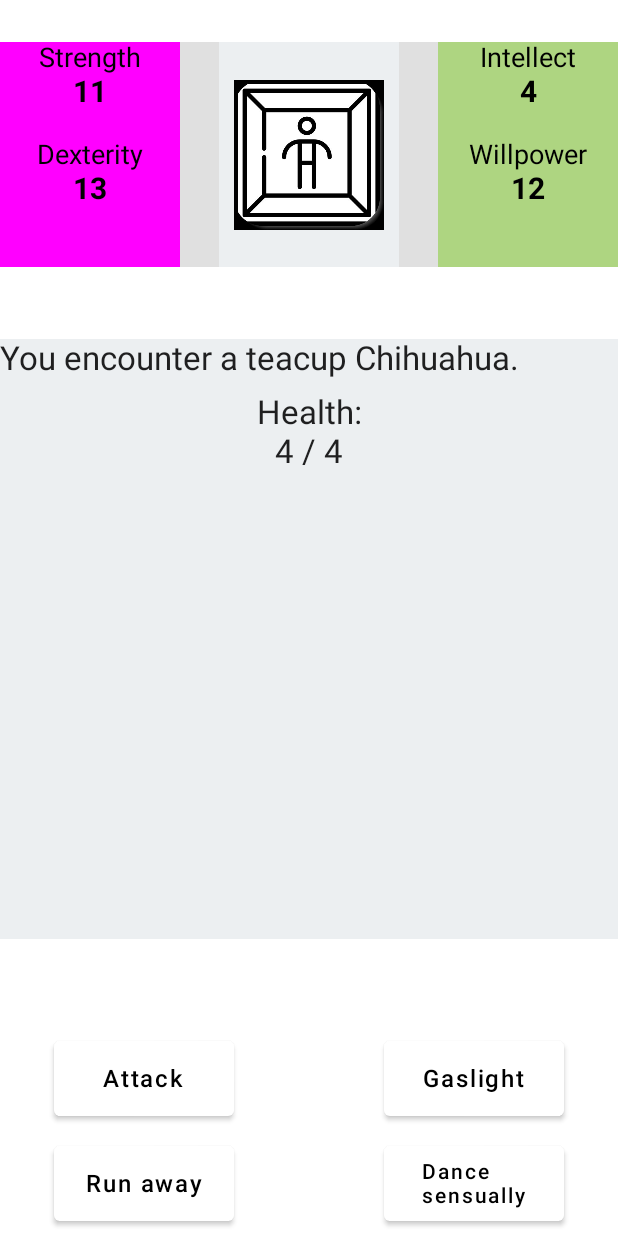
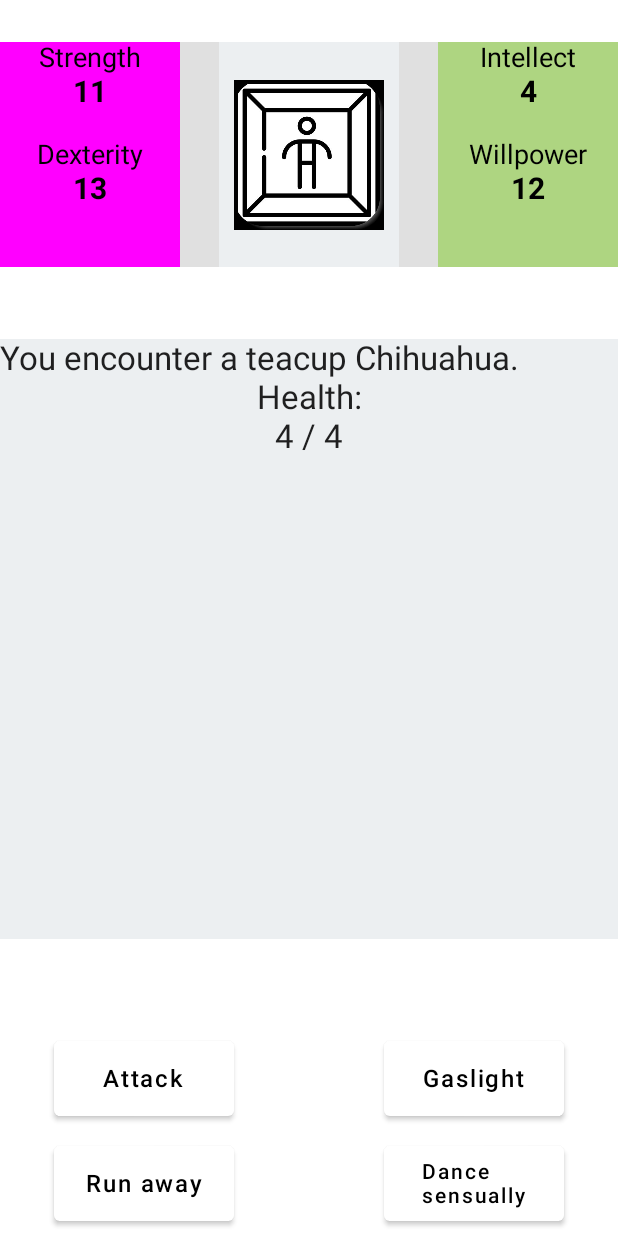
Before and after one commit to technexx/AThirdJetpackComposeStory, an Android app built with Jetpack Compose: the screen it shows after launch (MainActivity), after a tap on "Walk", on a phone screen of 412 x 824 dp. Run offline under Robolectric (Android 15) with nearby library versions, the phone set to English and light mode, and no system bars; our stand-ins replace constraintlayout-compose.

Commit message:
attack text moved

```diff
--- a/app/src/main/java/a/third/jetpack/compose/myapplication/EnemyEncounters.kt
+++ b/app/src/main/java/a/third/jetpack/compose/myapplication/EnemyEncounters.kt
@@ -4,7 +4,7 @@ import android.content.Context
 
 class EnemyEncounters(context: Context) {
     private val creatureArrayEasy = context.resources.getStringArray(R.array.enemies_easy)
-    lateinit var currentEnemy : EnemyStats
+    var currentEnemy : EnemyStats = EnemyStats("0", "0", 0, 0, 0, 0, 0)
 
     var startingEnemyHealth = 0
 
--- a/app/src/main/java/a/third/jetpack/compose/myapplication/MainActivity.kt
+++ b/app/src/main/java/a/third/jetpack/compose/myapplication/MainActivity.kt
@@ -250,8 +250,17 @@ fun FullView() {
 
             if (stateOfEngagement == MEETING_ENEMY) {
                 enemyEncounters.assignRandomEnemy()
+            }
+
+            if (stateOfEngagement != NO_ENEMY ) {
                 Text(text = stringResource(id = R.string.encounter_enemy, enemyEncounters.currentEnemy.creatureString), fontSize = 22.sp)
-            }
+
+                Text(text = stringResource(id = R.string.enemy_health, enemyEncounters.currentEnemy.health, enemyEncounters.startingEnemyHealth), fontSize = 22.sp, textAlign = TextAlign.Center,
+                    modifier = Modifier
+                        .fillMaxWidth()
+                )
+
+                Spacer(modifier = Modifier.height(30.dp))
 
                 if (stateOfEngagement == ACTIVE_ENEMY) {
                     if (playerAttackIsSuccessful) {
@@ -268,16 +277,12 @@ fun FullView() {
                         Text(text = stringResource(id = R.string.fight_enemy_lose, enemyEncounters.currentEnemy.creatureString), fontSize = 22.sp)
                     }
                 }
-
-            if (stateOfEngagement != 0) {
-                Spacer(modifier = Modifier.height(10.dp))
-
-                Text(text = stringResource(id = R.string.enemy_health, enemyEncounters.currentEnemy.health, enemyEncounters.startingEnemyHealth), fontSize = 22.sp, textAlign = TextAlign.Center,
-                modifier = Modifier
-                    .fillMaxWidth()
-                )
             }
         }
+
+
+        ////////////////////////////////////////////////////////////////////////////////////////////////////////
+
 
         Column(modifier = Modifier
             .constrainAs(userButtonLayout) {
```
Lines whose indentation alone changed are shown as unchanged.
